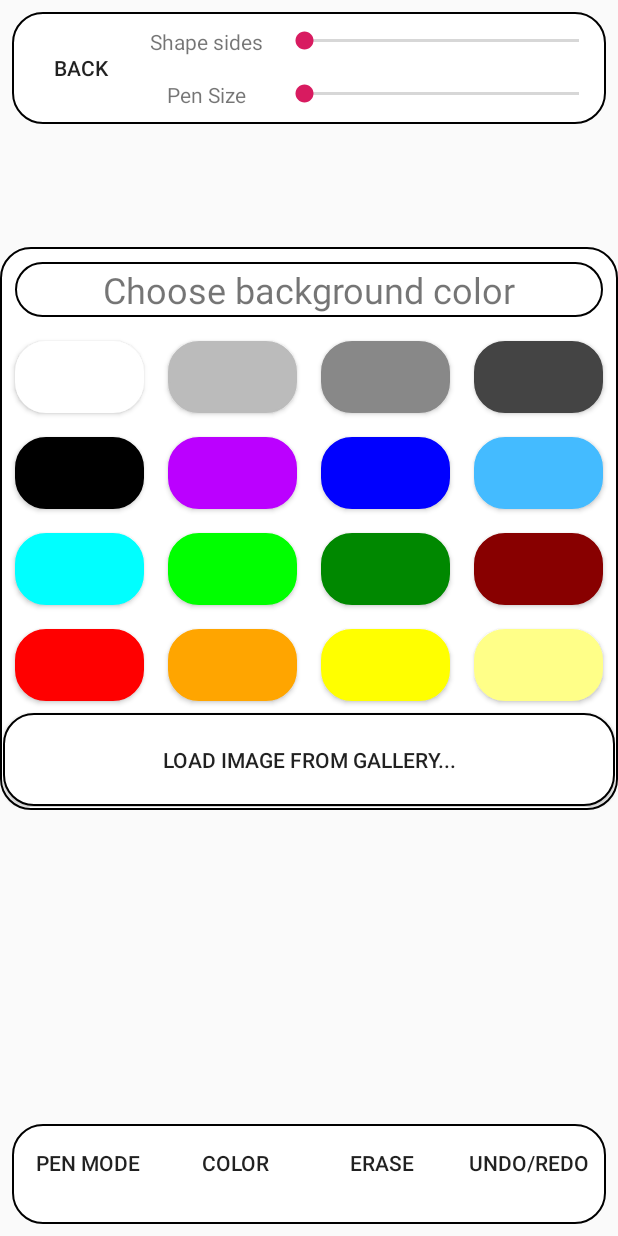
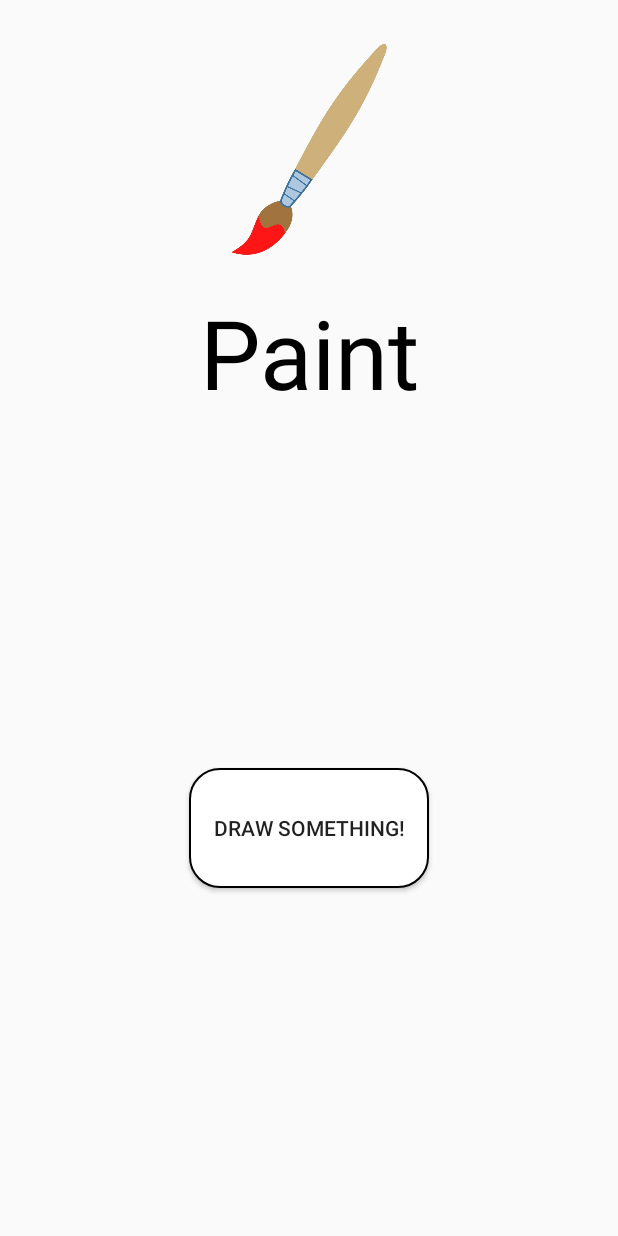
Before and after one commit to AbhiJ2706/paint-app-android, an Android app: the screen it shows after launch (MainActivity before the commit, HomeScreen after it), on a phone screen of 412 x 824 dp. Run offline under Robolectric (Android 15) with nearby library versions, the phone set to English and light mode, and no system bars.

Commit message:
Added Home screen layout, mapped buttons

```diff
--- a/Paint/app/src/main/AndroidManifest.xml
+++ b/Paint/app/src/main/AndroidManifest.xml
@@ -2,7 +2,9 @@
 <manifest xmlns:android="http://schemas.android.com/apk/res/android"
     xmlns:tools="http://schemas.android.com/tools"
     package="com.example.paint">
+
     <uses-permission android:name="android.permission.WRITE_EXTERNAL_STORAGE" />
+
     <application
         android:allowBackup="true"
         android:icon="@drawable/icon"
@@ -11,13 +13,14 @@
         android:supportsRtl="true"
         android:theme="@style/AppTheme"
         tools:ignore="GoogleAppIndexingWarning">
-        <activity android:name=".MainActivity">
+        <activity android:name=".HomeScreen">
             <intent-filter>
                 <action android:name="android.intent.action.MAIN" />
 
                 <category android:name="android.intent.category.LAUNCHER" />
             </intent-filter>
         </activity>
+        <activity android:name=".MainActivity"></activity>
     </application>
 
 </manifest>
--- /dev/null
+++ b/Paint/app/src/main/java/com/example/paint/HomeScreen.java
@@ -0,0 +1,26 @@
+package com.example.paint;
+
+import androidx.appcompat.app.AppCompatActivity;
+
+import android.content.Intent;
+import android.os.Bundle;
+import android.view.View;
+import android.view.Window;
+
+public class HomeScreen extends AppCompatActivity {
+
+    @Override
+    protected void onCreate(Bundle savedInstanceState) {
+        super.onCreate(savedInstanceState);
+        requestWindowFeature(Window.FEATURE_NO_TITLE); //will hide the title
+        getSupportActionBar().hide(); // hide the title bar
+        setContentView(R.layout.activity_home_screen);
+
+    }
+
+    public void goToPaint(View v){
+        Intent k = new Intent(this, MainActivity.class);
+        startActivity(k);
+
+    }
+}
--- a/Paint/app/src/main/java/com/example/paint/MainActivity.java
+++ b/Paint/app/src/main/java/com/example/paint/MainActivity.java
@@ -567,6 +567,12 @@ public class MainActivity extends Activity {
         pw.setVisibility(View.GONE);
     }
 
+    public void goHome(View v){
+        Intent k = new Intent(this, HomeScreen.class);
+        startActivity(k);
+
+    }
+
     public void setBGToWhite(View v){
         c.drawColor(ContextCompat.getColor(this, R.color.white));
         pw.setVisibility(View.GONE);
--- /dev/null
+++ b/Paint/app/src/main/res/layout/activity_home_screen.xml
@@ -0,0 +1,64 @@
+<?xml version="1.0" encoding="utf-8"?>
+<androidx.constraintlayout.widget.ConstraintLayout xmlns:android="http://schemas.android.com/apk/res/android"
+    xmlns:app="http://schemas.android.com/apk/res-auto"
+    xmlns:tools="http://schemas.android.com/tools"
+    android:layout_width="match_parent"
+    android:layout_height="match_parent"
+    tools:context=".HomeScreen">
+
+    <ImageView
+        android:id="@+id/imageView2"
+        android:layout_width="1in"
+        android:layout_height="1in"
+        android:layout_marginStart="151dp"
+        android:layout_marginTop="24dp"
+        android:layout_marginEnd="152dp"
+        app:layout_constraintEnd_toEndOf="parent"
+        app:layout_constraintStart_toStartOf="parent"
+        app:layout_constraintTop_toTopOf="parent"
+        app:srcCompat="@drawable/icon" />
+
+    <TextView
+        android:id="@+id/textView2"
+        android:layout_width="0dp"
+        android:layout_height="0.5in"
+        android:layout_marginStart="8dp"
+        android:layout_marginTop="8dp"
+        android:layout_marginEnd="8dp"
+        android:layout_marginBottom="8dp"
+        android:text="@string/paint"
+        android:textAlignment="center"
+        android:textColor="@color/black"
+        android:textSize="64sp"
+        app:layout_constraintBottom_toTopOf="@+id/constraintLayout"
+        app:layout_constraintEnd_toEndOf="parent"
+        app:layout_constraintHorizontal_bias="1.0"
+        app:layout_constraintStart_toStartOf="parent"
+        app:layout_constraintTop_toBottomOf="@+id/imageView2" />
+
+    <androidx.constraintlayout.widget.ConstraintLayout
+        android:id="@+id/constraintLayout"
+        android:layout_width="0dp"
+        android:layout_height="0dp"
+        android:layout_marginStart="8dp"
+        android:layout_marginTop="8dp"
+        android:layout_marginEnd="8dp"
+        android:layout_marginBottom="8dp"
+        app:layout_constraintBottom_toBottomOf="parent"
+        app:layout_constraintEnd_toEndOf="parent"
+        app:layout_constraintStart_toStartOf="parent"
+        app:layout_constraintTop_toBottomOf="@+id/textView2">
+
+        <Button
+            android:id="@+id/button9"
+            android:layout_width="1in"
+            android:layout_height="0.5in"
+            android:background="@drawable/buttonborder"
+            android:onClick="goToPaint"
+            android:text="@string/draw"
+            app:layout_constraintBottom_toBottomOf="parent"
+            app:layout_constraintEnd_toEndOf="parent"
+            app:layout_constraintStart_toStartOf="parent"
+            app:layout_constraintTop_toTopOf="parent" />
+    </androidx.constraintlayout.widget.ConstraintLayout>
+</androidx.constraintlayout.widget.ConstraintLayout>
--- a/Paint/app/src/main/res/layout/activity_main.xml
+++ b/Paint/app/src/main/res/layout/activity_main.xml
@@ -125,7 +125,8 @@
             android:layout_weight="1"
             android:background="@android:color/transparent"
             android:gravity="center"
-            android:text="@string/Nosave" />
+            android:text="@string/Nosave"
+            android:onClick="goHome"/>
 
         <Button
             android:id="@+id/button2"
--- a/Paint/app/src/main/res/values/strings.xml
+++ b/Paint/app/src/main/res/values/strings.xml
@@ -26,4 +26,6 @@
     <string name="Fill">Fill</string>
     <string name="Stroke">Stroke</string>
     <string name="text_enter">Enter text below</string>
+    <string name="paint">Paint</string>
+    <string name="draw">Draw Something!</string>
 </resources>
```
